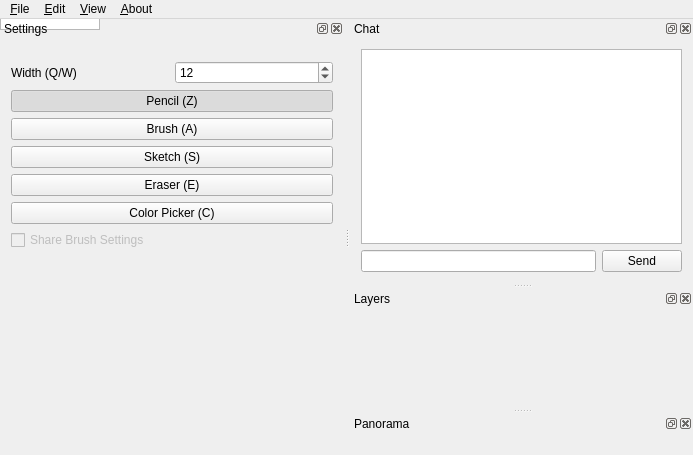
This is widgets/mainwindow.ui in liuyanghejerry/painttyWidget as Qt 5 draws it before an edit. The edited form follows.
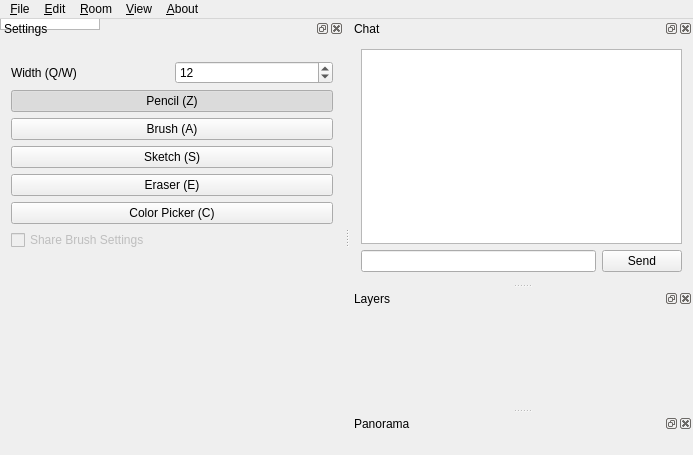
This is the edited form. Custom widgets are drawn as their Qt base class.

Commit message: update: canvascontainer for zoom rate; add: menu in mainwindow to have a basic room owner function; update: newroomwindow to save key of room.

```diff
--- a/widgets/mainwindow.ui
+++ b/widgets/mainwindow.ui
@@ -297,8 +297,15 @@
     </property>
     <addaction name="actionReset_View"/>
    </widget>
+   <widget class="QMenu" name="menu_Room">
+    <property name="title">
+     <string>&amp;Room</string>
+    </property>
+    <addaction name="actionClose_Room"/>
+   </widget>
    <addaction name="menu_File"/>
    <addaction name="menu_Edit"/>
+   <addaction name="menu_Room"/>
    <addaction name="menu_View"/>
    <addaction name="menu_About"/>
   </widget>
```
Left out of the diff: 9 changed lines with no effect on the pictures. The commit also changes 7 other files.
